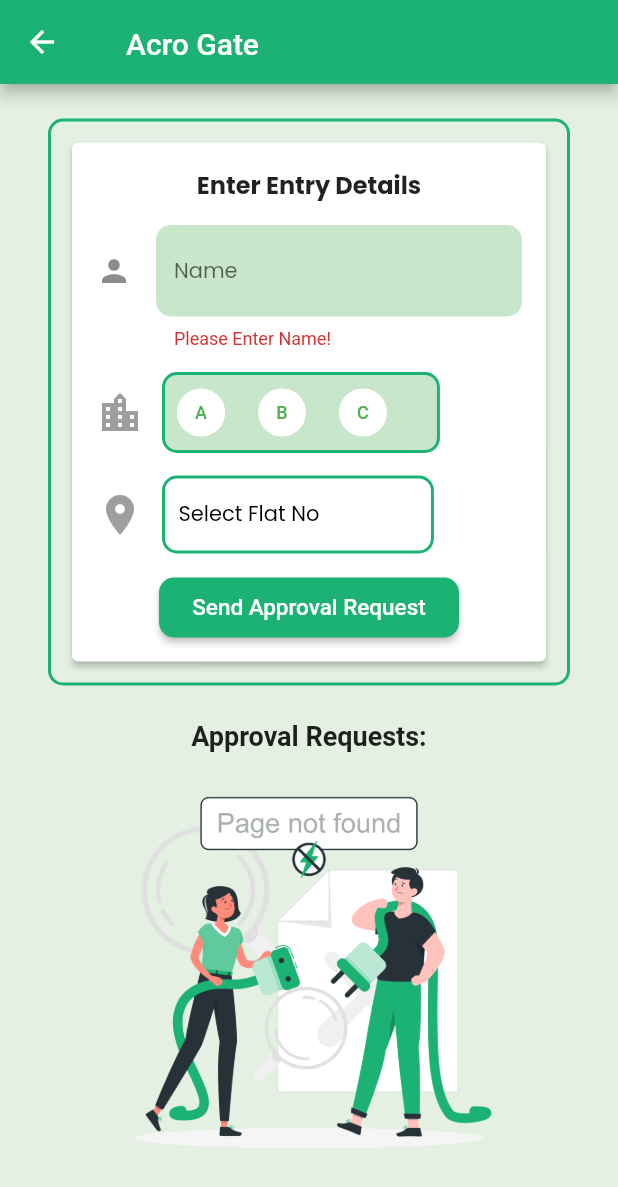
After one commit to Palash2911/Acro-Gate, a Flutter app: the AdminSide screen opened by its route, after a tap on "Send Approval Request", on a phone screen of 412 x 824 dp. The commit adds this screen. Shown: the top 1187 px of the screen. Run offline on Flutter 3.47's test engine with Material 2 defaults, Android fonts, the phone set to English and light mode, and no system bars; our stand-ins replace cloud_firestore, firebase_auth, firebase_core, firebase_storage, flutter_feather_icons, fluttertoast and 6 more; accounts and stored records are empty.

Commit message:
Added Admin Side

```diff
--- a/lib/main.dart
+++ b/lib/main.dart
@@ -1,7 +1,7 @@
 import 'package:acrogate/providers/auth_provider.dart';
+import 'package:acrogate/providers/entry_provider.dart';
 import 'package:acrogate/providers/user_provider.dart';
 import 'package:acrogate/routes.dart';
-import 'package:acrogate/views/Screens/Onboarding/Register.dart';
 import 'package:acrogate/views/constants.dart';
 import 'package:firebase_core/firebase_core.dart';
 import 'package:flutter/material.dart';
@@ -26,6 +26,9 @@ class MyApp extends StatelessWidget {
         ChangeNotifierProvider(
           create: (BuildContext context) => UserProvider(),
         ),
+        ChangeNotifierProvider(
+          create: (BuildContext context) => EntryProvider(),
+        ),
       ],
       child: MaterialApp(
         debugShowCheckedModeBanner: false,
--- /dev/null
+++ b/lib/models/entries.dart
@@ -0,0 +1,17 @@
+import 'dart:io';
+
+class Entry {
+  String flatId;
+  final String flatNo;
+  final String dname;
+  final bool status;
+  final String wing;
+
+  Entry({
+    required this.flatId,
+    required this.flatNo,
+    required this.dname,
+    required this.status,
+    required this.wing,
+  });
+}
--- /dev/null
+++ b/lib/providers/entry_provider.dart
@@ -0,0 +1,31 @@
+import 'package:acrogate/models/entries.dart';
+import 'package:flutter/material.dart';
+import 'package:acrogate/models/users.dart';
+import 'package:cloud_firestore/cloud_firestore.dart';
+import 'package:firebase_storage/firebase_storage.dart';
+import 'package:shared_preferences/shared_preferences.dart';
+
+import '../models/flats.dart';
+
+class EntryProvider extends ChangeNotifier {
+  Future newEntry(Entry entry) async {
+    try {
+      CollectionReference entrys = FirebaseFirestore.instance.collection('Entries');
+
+      var entryData = {
+        "DName": entry.dname,
+        "Approve": entry.status,
+        "FID": entry.flatId,
+        "FlatNo": entry.flatNo,
+        "Wing": entry.wing,
+      };
+
+      await entrys.add(entryData);
+
+      notifyListeners();
+    } catch (e) {
+      notifyListeners();
+      rethrow;
+    }
+  }
+}
--- a/lib/routes.dart
+++ b/lib/routes.dart
@@ -1,3 +1,4 @@
+import 'package:acrogate/views/Screens/AdminSide.dart';
 import 'package:acrogate/views/Screens/BottomNav/UserBottomNav.dart';
 import 'package:acrogate/views/Screens/Onboarding/Login.dart';
 import 'package:acrogate/views/Screens/Onboarding/OTP.dart';
@@ -18,4 +19,7 @@ var approutes = <String, WidgetBuilder>{
 
   //User Routes
   UserBottomBar.routeName: (context) => const UserBottomBar(),
+
+  //Admin Side
+  AdminSide.routeName: (context) => const AdminSide(),
 };
--- /dev/null
+++ b/lib/views/Screens/AdminSide.dart
@@ -0,0 +1,98 @@
+import 'package:acrogate/views/Screens/Cards/AdminCard.dart';
+import 'package:acrogate/views/Screens/Cards/AdminListCard.dart';
+import 'package:cloud_firestore/cloud_firestore.dart';
+import 'package:flutter/material.dart';
+
+import '../constants.dart';
+
+class AdminSide extends StatefulWidget {
+  static var routeName = "/admin";
+  const AdminSide({Key? key}) : super(key: key);
+
+  @override
+  State<AdminSide> createState() => _AdminSideState();
+}
+
+class _AdminSideState extends State<AdminSide> {
+  CollectionReference entryRef =
+      FirebaseFirestore.instance.collection('Entries');
+
+  Widget build(BuildContext context) {
+    return Scaffold(
+      appBar: AppBar(
+        title: const Padding(
+          padding: const EdgeInsets.fromLTRB(12.0, 2.0, 0.0, 0.0),
+          child: Text(
+            'Acro Gate',
+          ),
+        ),
+      ),
+      body: SingleChildScrollView(
+        child: SafeArea(
+          child: Container(
+            height: MediaQuery.of(context).size.height * 0.8,
+            child: Column(
+              children: [
+                const SizedBox(height: 8.0),
+                const AdminCard(),
+                const SizedBox(height: 8.0),
+                const Text(
+                  "Approval Requests:",
+                  style: TextStyle(fontSize: 18.0, fontWeight: FontWeight.bold),
+                ),
+                const SizedBox(height: 8.0),
+                Expanded(
+                  child: StreamBuilder<QuerySnapshot>(
+                    stream:
+                        entryRef.snapshots(),
+                    builder: (context, snapshot) {
+                      if (!snapshot.hasData) {
+                        return const Center(
+                          child: CircularProgressIndicator(),
+                        );
+                      } else {
+                        if (snapshot.data!.docs.isEmpty) {
+                          return Center(
+                            child: Column(
+                              children: [
+                                SizedBox(
+                                  height: 300.0,
+                                  child: Image.asset(
+                                    'assets/images/noPost.png',
+                                    fit: BoxFit.contain,
+                                  ),
+                                ),
+                                const SizedBox(height: 20.0),
+                                Text(
+                                  "No Flats Listed Yet !",
+                                  style: kTextPopM16,
+                                ),
+                              ],
+                            ),
+                          );
+                        } else {
+                          return ListView(
+                            scrollDirection: Axis.vertical,
+                            shrinkWrap: true,
+                            children: snapshot.data!.docs.map((document) {
+                              return AdminListCard(
+                                dname: document['DName'],
+                                flatNo: document['FlatNo'],
+                                wing: document['Wing'],
+                                approve: document['Approve'],
+                              );
+                            }).toList(),
+                          );
+                        }
+                      }
+                    },
+                  ),
+                ),
+              ],
+            ),
+          ),
+        ),
+      ),
+    );
+  }
+}
--- a/lib/views/Screens/BottomNav/Homepage.dart
+++ b/lib/views/Screens/BottomNav/Homepage.dart
@@ -2,10 +2,6 @@ import 'package:acrogate/views/Screens/Cards/HomepageCard.dart';
 import 'package:cloud_firestore/cloud_firestore.dart';
 import 'package:flutter/material.dart';
 import 'package:lottie/lottie.dart';
-import 'package:provider/provider.dart';
-
-import '../../../providers/auth_provider.dart';
-import '../../../providers/user_provider.dart';
 import '../../constants.dart';
 
 class HomePage extends StatefulWidget {
--- /dev/null
+++ b/lib/views/Screens/Cards/AdminCard.dart
@@ -0,0 +1,277 @@
+import 'package:acrogate/models/entries.dart';
+import 'package:acrogate/providers/entry_provider.dart';
+import 'package:flutter/material.dart';
+import 'package:fluttertoast/fluttertoast.dart';
+import 'package:provider/provider.dart';
+import '../../constants.dart';
+
+class AdminCard extends StatefulWidget {
+  const AdminCard({Key? key}) : super(key: key);
+
+  @override
+  State<AdminCard> createState() => _AdminCardState();
+}
+
+class _AdminCardState extends State<AdminCard> {
+
+  String wing = "";
+  late String selectedFlat;
+  final _nameController = TextEditingController();
+  String get name => _nameController.text;
+  final _form = GlobalKey<FormState>();
+
+  List<Wing> wings = [];
+
+  List<String> flats = ["Select Flat No", "1001", "1002", "1003", "1004", "2001", "2002", "2003", "2004", "3001", "3002", "3003", "3004", "4001", "4002", "4003", "4004", "5001", "5002", "5003", "5004", "6001", "6002", "6003", "6004", "7001", "7002", "7003", "7004", "8001", "8002", "8003", "8004", "9001", "9002", "9003", "9004", "1101", "1102", "1103", "1104", "1201", "1202", "1203", "1204"];
+
+  @override
+  void initState() {
+    super.initState();
+    _nameController.text = "";
+    selectedFlat = flats[0];
+    wings.add(Wing("A", Icons.battery_0_bar, false));
+    wings.add(Wing("B", Icons.battery_3_bar, false));
+    wings.add(Wing("C", Icons.battery_full, false));
+  }
+
+  Future _createEntry(BuildContext ctx) async {
+    var entryProvider = Provider.of<EntryProvider>(ctx, listen: false);
+    final isValid = _form.currentState!.validate();
+    // setState(() {
+    //   isLoading = true;
+    // });
+    _form.currentState!.save();
+    if (isValid) {
+        await
+            entryProvider.newEntry(
+          Entry(
+            flatId: "",
+            dname: name,
+            status: false,
+            flatNo: selectedFlat,
+            wing: wing,
+          ),
+        ).catchError((e) {
+          Fluttertoast.showToast(
+            msg: "Something went wrong!",
+            toastLength: Toast.LENGTH_SHORT,
+            timeInSecForIosWeb: 1,
+            backgroundColor: kprimaryColor,
+            textColor: Colors.white,
+            fontSize: 16.0,
+          );
+        }).then((_) async {
+              Fluttertoast.showToast(
+                msg: "Request Sent Successfully!",
+                toastLength: Toast.LENGTH_SHORT,
+                timeInSecForIosWeb: 1,
+                backgroundColor: kprimaryColor,
+                textColor: Colors.white,
+                fontSize: 16.0,
+              );
+              _nameController.text = "";
+              selectedFlat = flats[0];
+              setState(() {
+                wings.forEach((wing) => wing.isSelected = false);
+                wing = ""; // Optionally clear the selected wing
+              });
+        });
+    } else {
+      // setState(() {
+      //   isLoading = false;
+      // });
+      return;
+    }
+  }
+
+  @override
+  Widget build(BuildContext context) {
+    return Container(
+      margin: const EdgeInsets.symmetric(horizontal: 32.0, vertical: 15.0),
+      padding: const EdgeInsets.all(10.0),
+      decoration: BoxDecoration(
+        border: Border.all(color: kprimaryColor, width: 2.0),
+        borderRadius: BorderRadius.circular(10.0),
+      ),
+      child: Column(
+        crossAxisAlignment: CrossAxisAlignment.start,
+        children: [
+          Card(
+            elevation: 2.0,
+            child: Padding(
+              padding: const EdgeInsets.all(16.0),
+              child: Form(
+                key: _form,
+                child: Column(
+                  crossAxisAlignment: CrossAxisAlignment.center,
+                  children: [
+                    Text(
+                      "Enter Entry Details",
+                      style: kTextPopB16,
+                    ),
+                    const SizedBox(height: 15.0),
+                    TextFormField(
+                      controller: _nameController,
+                      keyboardType: TextInputType.name,
+                      decoration: InputDecoration(
+                        hintText: "Name",
+                        hintStyle: kTextPopR14,
+                        icon: const Icon(Icons.person),
+                        filled: true,
+                        fillColor: Colors.green.shade100,
+                        border: OutlineInputBorder(
+                          borderRadius: BorderRadius.circular(10),
+                          borderSide: BorderSide.none,
+                        ),
+                      ),
+                      validator: (value) {
+                        if (value!.isEmpty) {
+                          return 'Please Enter Name!';
+                        }
+                        return null;
+                      },
+                      textInputAction: TextInputAction.next,
+                    ),
+                    const SizedBox(height: 15.0),
+                    Row(
+                      children: [
+                        const Icon(
+                          Icons.location_city,
+                          size: 32.0,
+                          color: Colors.grey,
+                        ),
+                        const SizedBox(width: 12.0),
+                        Container(
+                          decoration: BoxDecoration(
+                            color: Colors.green.shade100,
+                            border: Border.all(color: kprimaryColor, width: 2),
+                            borderRadius: BorderRadius.circular(10.0),
+                          ),
+                          child: Row(
+                            children: [
+                              SizedBox(
+                                height: 50,
+                                width: MediaQuery.of(context).size.width * 0.44,
+                                child: ListView.builder(
+                                    scrollDirection: Axis.horizontal,
+                                    shrinkWrap: true,
+                                    itemCount: wings.length,
+                                    itemBuilder: (context, index) {
+                                      return InkWell(
+                                        onTap: () {
+                                          setState(() {
+                                            wings.forEach((wing) =>
+                                            wing.isSelected =
+                                            false);
+                                            wings[index].isSelected =
+                                            true;
+                                            wing =
+                                                wings[index].wing;
+                                          });
+                                        },
+                                        child: Container(
+                                          margin: const EdgeInsets.only(
+                                              right: 6),
+                                          child: Chip(
+                                            label: Text(
+                                              wings[index].wing,
+                                              style: TextStyle(
+                                                  fontSize: 12,
+                                                  color: !wings[index]
+                                                      .isSelected
+                                                      ? Colors.green
+                                                      : Colors.white),
+                                            ),
+                                            backgroundColor:
+                                            !wings[index]
+                                                .isSelected
+                                                ? Colors.white
+                                                : Colors.green,
+                                          ),
+                                        ),
+                                      );
+                                    }),
+                              ),
+                            ],
+                          ),
+                        ),
+                      ],
+                    ),
+                    const SizedBox(height: 15.0),
+                    Row(
+                      children: [
+                        const Icon(
+                          Icons.room,
+                          size: 32.0,
+                          color: Colors.grey,
+                        ),
+                        const SizedBox(width: 12.0),
+                        Container(
+                          padding: const EdgeInsets.only(left: 9.0),
+                          decoration: BoxDecoration(
+                            border: Border.all(color: kprimaryColor, width: 2.0),
+                            borderRadius: BorderRadius.circular(10.0),
+                          ),
+                          width: MediaQuery.of(context).size.width * 0.44,
+                          child: DropdownButton<String>(
+                            value: selectedFlat.isNotEmpty ? selectedFlat : "",
+                            hint: Text("Select Flat", style: kTextPopR14),
+                            onChanged: (String? newValue) {
+                              setState(() {
+                                selectedFlat = newValue ?? "";
+                              });
+                            },
+                            items: flats.map((String item) {
+                              return DropdownMenuItem<String>(
+                                value: item,
+                                child: Text(item, style: kTextPopR14),
+                              );
+                            }).toList(),
+                            style: kTextPopR14.copyWith(color: Colors.black),
+                            icon: const Icon(IconData(0)),
+                            isExpanded: true,
+                            underline: Container(),
+                            elevation: 2,
+                          ),
+                        ),
+                      ],
+                    ),
+                    const SizedBox(height: 16.0),
+                    SizedBox(
+                      height: 40, //height of button
+                      width: 200, //width of button
+                      child: ElevatedButton(
+                        style: ElevatedButton.styleFrom(
+                            primary:
+                            kprimaryColor, //background color of button
+                            shape: RoundedRectangleBorder(
+                              //to set border radius to button
+                                borderRadius:
+                                BorderRadius.circular(10)),
+                             //content padding inside button
+                        ),
+                        onPressed: () => _createEntry(context),
+                        child: const Text(
+                          "Send Approval Request",
+                          style: TextStyle(fontSize: 15),
+                        ),
+                      ),
+                    ),
+                  ],
+                ),
+              ),
+            ),
+          ),
+        ],
+      ),
+    );
+  }
+}
+
+class Wing {
+  String wing;
+  IconData icon;
+  bool isSelected;
+
+  Wing(this.wing, this.icon, this.isSelected);
+}
--- a/lib/views/Screens/Onboarding/SplashScreen.dart
+++ b/lib/views/Screens/Onboarding/SplashScreen.dart
@@ -1,7 +1,6 @@
 import 'package:acrogate/providers/auth_provider.dart';
 import 'package:acrogate/views/Screens/BottomNav/UserBottomNav.dart';
 import 'package:acrogate/views/Screens/Onboarding/Login.dart';
-import 'package:acrogate/views/Screens/Onboarding/Register.dart';
 import 'package:acrogate/views/constants.dart';
 import 'package:flutter/material.dart';
 import 'package:acrogate/views/widgets/SizeConfig.dart';
```
Also changed, not shown: lib/views/Screens/BottomNav/History.dart (+51 -1 lines), lib/views/Screens/Cards/AdminListCard.dart (added, +72 -0 lines), lib/views/Screens/Onboarding/Register.dart (+19 -7 lines).
